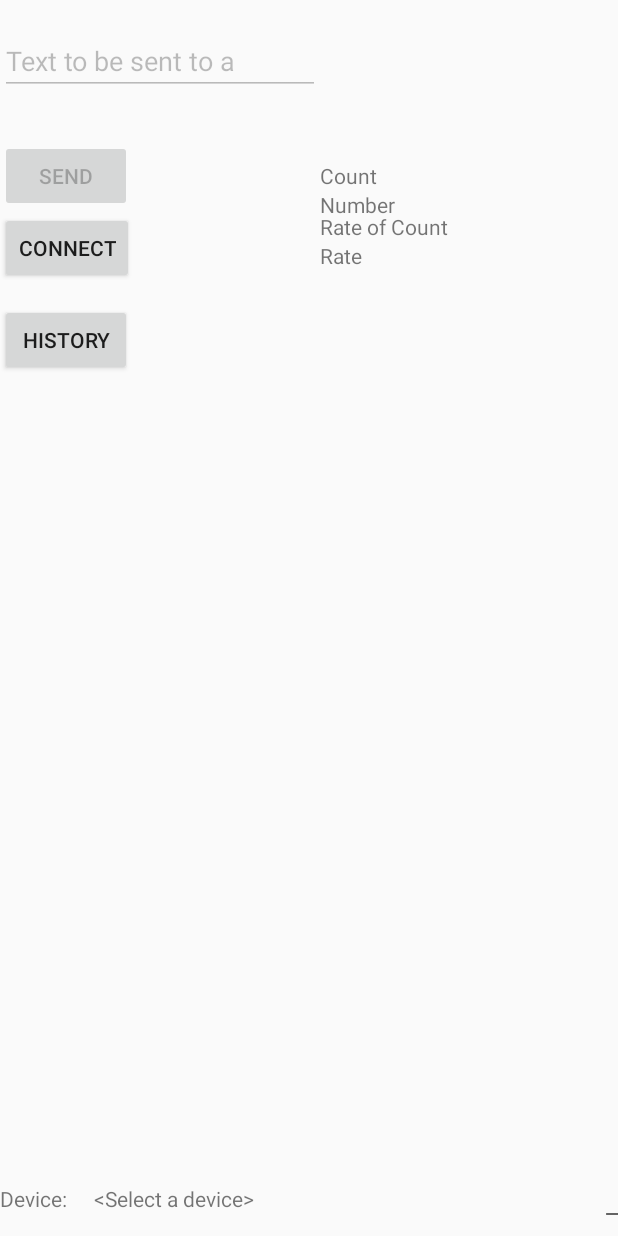
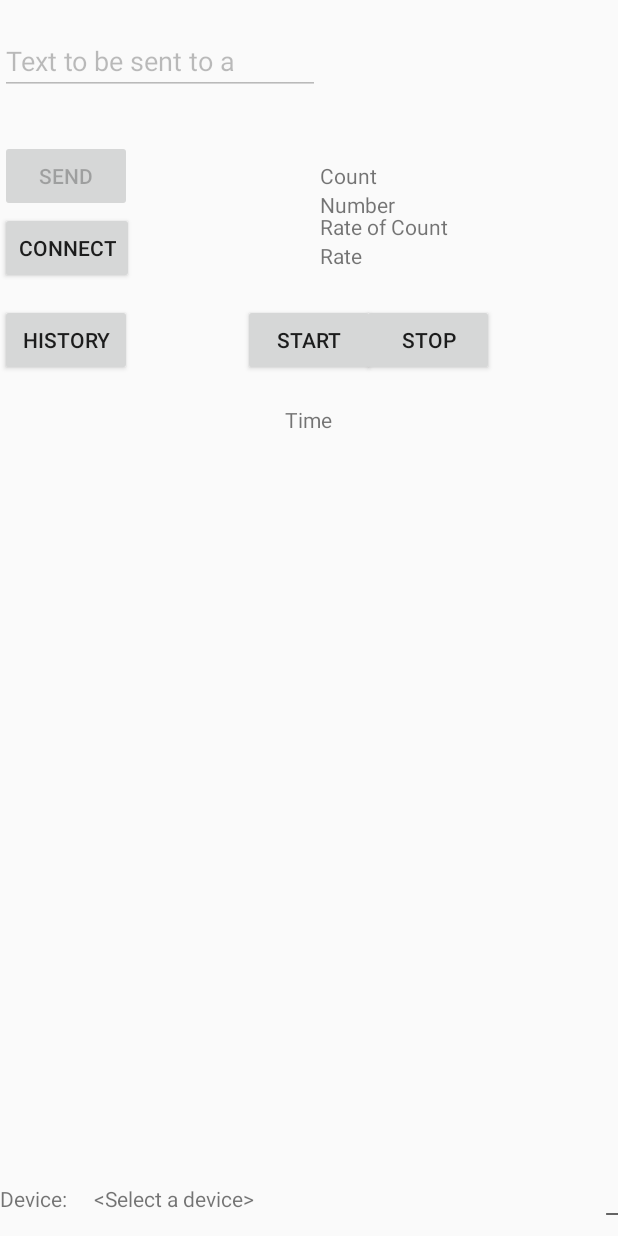
Before and after one commit to saumitra91/SC, an Android app: the layout main.xml on its own in the app's theme, with its tools: preview values and no code run, on a phone screen of 412 x 824 dp. Run offline under Robolectric (Android 15) with nearby library versions, the phone set to English and light mode, and no system bars; plain views replace GraphView.

Commit message:
Initial working app

```diff
--- a/app/src/main/AndroidManifest.xml
+++ b/app/src/main/AndroidManifest.xml
@@ -29,7 +29,7 @@
             <intent-filter>
                 <action android:name="android.intent.action.MAIN" />
 
-                <category android:name="android.intent.category.LAUNCHER" />
+                <!--<category android:name="android.intent.category.LAUNCHER" />-->
             </intent-filter>
         </activity>
 
@@ -37,8 +37,7 @@
             android:name=".BTMainActivity"
             android:configChanges="keyboardHidden|orientation|screenSize"
             android:label="@string/app_name"
-            android:launchMode="singleTask"
-            android:windowSoftInputMode="stateHidden">
+            android:launchMode="singleTask">
 
             <intent-filter>
                 <action android:name="android.intent.action.MAIN" />
--- a/app/src/main/java/com/example/sam/sc/GraphActivity.java
+++ b/app/src/main/java/com/example/sam/sc/GraphActivity.java
@@ -34,6 +34,9 @@ public class GraphActivity extends AppCompatActivity {
     @Override
     public void onBackPressed() {
 //        Intent
-        finish();
+        Intent intent = getParentActivityIntent();
+        startActivity(intent);
+//        finish();
+//        finish();
     }
 }
--- a/app/src/main/res/layout/main.xml
+++ b/app/src/main/res/layout/main.xml
@@ -113,6 +113,33 @@
             android:layout_marginTop="13dp"
             android:text="History" />
 
+        <TextView
+            android:id="@+id/textView2"
+            android:layout_width="wrap_content"
+            android:layout_height="wrap_content"
+            android:layout_below="@+id/startclock"
+            android:layout_centerHorizontal="true"
+            android:layout_marginTop="19dp"
+            android:text="Time" />
+
+        <Button
+            android:id="@+id/startclock"
+            android:layout_width="wrap_content"
+            android:layout_height="wrap_content"
+            android:layout_alignBaseline="@+id/stopclock"
+            android:layout_alignBottom="@+id/stopclock"
+            android:layout_centerHorizontal="true"
+            android:text="Start" />
+
+        <Button
+            android:id="@+id/stopclock"
+            android:layout_width="wrap_content"
+            android:layout_height="wrap_content"
+            android:layout_alignBaseline="@+id/graph"
+            android:layout_alignBottom="@+id/graph"
+            android:layout_toEndOf="@+id/rateofcount"
+            android:text="STOP" />
+
 
         <!--<com.jjoe64.graphview.GraphView-->
         <!--android:layout_width="match_parent"-->
```
Also changed, not shown: app/src/main/java/com/example/sam/sc/BTMainActivity.java (+85 -16 lines), app/src/main/java/com/example/sam/sc/Stopwatch.java (added, +65 -0 lines).
